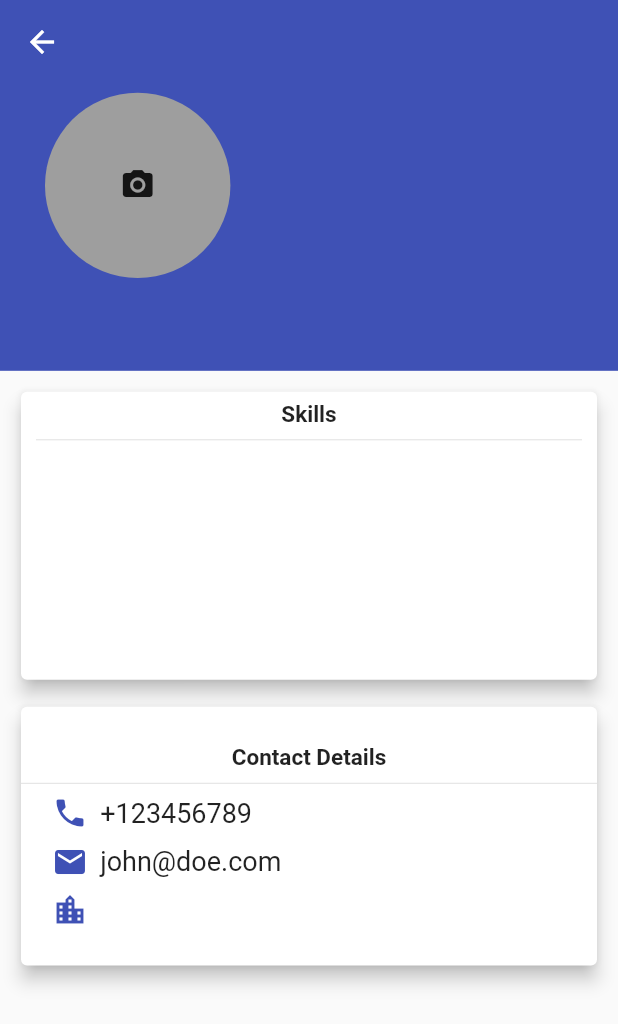
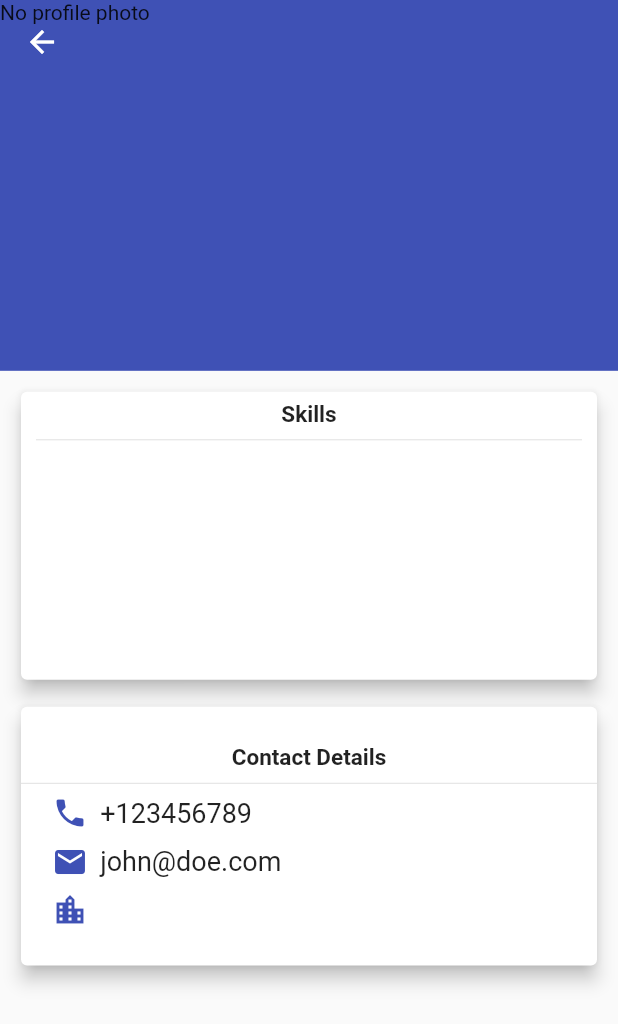
Before and after one commit to SmilingFarood/shareskill, a Flutter app: the SingleUserProfile screen opened directly with empty values, on a phone screen of 412 x 824 dp. Shown: the top 1024 px of the screen. Run offline on Flutter 3.47's test engine with Material 2 defaults, Android fonts, the phone set to English and light mode, and no system bars; our stand-ins replace image_picker.

Commit message:
adding user

```diff
--- a/lib/models/profile.dart
+++ b/lib/models/profile.dart
@@ -4,7 +4,8 @@ import 'package:flutter/foundation.dart';
 
 class Profile {
   final String id;
-  final String name;
+  final String firstName;
+  final String lastName;
   final File photo;
   final List<String> category;
 
@@ -12,7 +13,8 @@ class Profile {
 
   Profile({
     @required this.id,
-    @required this.name,
+    @required this.firstName,
+    @required this.lastName,
     @required this.photo,
     @required this.category,
     @required this.address,
--- a/lib/providers/user_profile.dart
+++ b/lib/providers/user_profile.dart
@@ -5,34 +5,38 @@ import 'package:shareskill/models/profile.dart';
 
 class UserProfile with ChangeNotifier {
   List<Profile> _profiles = [
-    Profile(
-      id: 'Asa123',
-      name: 'Asa',
-      photo: null,
-      category: ['Singing', 'Dancing', 'Playing', 'Shouting', 'Writing'],
-      address: 'Futa South Gate',
-    ),
-    Profile(
-      id: 'MichaelJackson123',
-      name: 'Michael Jackson',
-      photo: null,
-      category: ['Writing', 'Playing'],
-      address: 'Apatapiti',
-    ),
-    Profile(
-      id: 'Nairamarley123',
-      name: 'NairaMarley',
-      photo: null,
-      category: ['Singing', 'Playing'],
-      address: 'Obanla',
-    ),
-    Profile(
-      id: 'brymo123',
-      name: 'Brymo',
-      photo: null,
-      category: ['Writing', 'Dancing'],
-      address: 'Inside Town',
-    ),
+    // Profile(
+    //   id: 'Asa123',
+    //   firstName: 'Asa',
+    //   lastName: 'Musicals',
+    //   photo: null,
+    //   category: ['Singing', 'Dancing', 'Playing', 'Shouting', 'Writing'],
+    //   address: 'Futa South Gate',
+    // ),
+    // Profile(
+    //   id: 'MichaelJackson123',
+    //   firstName: 'Michael',
+    //   lastName: 'Jackson',
+    //   photo: null,
+    //   category: ['Writing', 'Playing'],
+    //   address: 'Apatapiti',
+    // ),
+    // Profile(
+    //   id: 'Nairamarley123',
+    //   firstName: 'NairaMarley',
+    //   lastName: 'comeForward',
+    //   photo: null,
+    //   category: ['Singing', 'Playing'],
+    //   address: 'Obanla',
+    // ),
+    // Profile(
+    //   id: 'brymo123',
+    //   firstName: 'Brymo',
+    //   lastName: 'Art of music',
+    //   photo: null,
+    //   category: ['Writing', 'Dancing'],
+    //   address: 'Inside Town',
+    // ),
   ];
 
   List<Profile> get profiles {
@@ -45,10 +49,17 @@ class UserProfile with ChangeNotifier {
     return profileWithThisSkills.toList();
   }
 
-  void addProfile({String name, File photo, List category, String address}) {
+  void addProfile({
+    @required String firstName,
+    @required String lastName,
+    File photo,
+    @required List category,
+    @required String address,
+  }) {
     final newProfile = Profile(
       id: DateTime.now().toString(),
-      name: name,
+      firstName: firstName,
+      lastName: lastName,
       photo: photo,
       category: category,
       address: address,
--- a/lib/screens/all_profiles.dart
+++ b/lib/screens/all_profiles.dart
@@ -23,7 +23,7 @@ class _AllProfilesState extends State<AllProfiles> {
           itemCount: loadedProfiles.length,
           itemBuilder: (ctx, i) => ProfileList(
             id: loadedProfiles[i].id,
-            name: loadedProfiles[i].name,
+            name: loadedProfiles[i].firstName,
             category: loadedProfiles[i].category,
           ),
         ));
--- a/lib/screens/auth/name_input_screen.dart
+++ b/lib/screens/auth/name_input_screen.dart
@@ -69,7 +69,7 @@ class _NameInputFieldsState extends State<NameInputFields> {
 
   @override
   Widget build(BuildContext context) {
-    final mdData = MediaQuery.of(context).size;
+    // final mdData = MediaQuery.of(context).size;
     print('This is printed in the name input screen');
     print(widget.incomingData);
 
@@ -77,7 +77,7 @@ class _NameInputFieldsState extends State<NameInputFields> {
       child: Card(
         elevation: 20,
         child: Container(
-          height: mdData.height * 0.63,
+          height: 400,
           width: 300,
           padding: EdgeInsets.all(20),
           child: SingleChildScrollView(
@@ -129,7 +129,7 @@ class _NameInputFieldsState extends State<NameInputFields> {
                   ),
                   TextFormField(
                     decoration: InputDecoration(labelText: 'Address'),
-                    keyboardType: TextInputType.phone,
+                    keyboardType: TextInputType.text,
                     onSaved: (value) {
                       _contactDetails['address'] = value;
                     },
--- a/lib/screens/profile_list_screen.dart
+++ b/lib/screens/profile_list_screen.dart
@@ -43,7 +43,7 @@ class _ProfileListScreenState extends State<ProfileListScreen> {
           itemCount: loadedProfiles.length,
           itemBuilder: (ctx, i) => ProfileList(
             id: loadedProfiles[i].id,
-            name: loadedProfiles[i].name,
+            name: loadedProfiles[i].firstName,
             category: loadedProfiles[i].category,
           ),
         )
--- a/lib/screens/single_user_profile_screen.dart
+++ b/lib/screens/single_user_profile_screen.dart
@@ -14,12 +14,13 @@ class SingleUserProfileScreen extends StatelessWidget {
     final receivedId = routeArgs['profileId'];
 
     final singleLoadedProfile =
-        Provider.of<UserProfile>(context).singleProfile(receivedId: receivedId);
+        Provider.of<UserProfile>(context, listen: false).singleProfile(receivedId: receivedId);
 
     return SingleUserProfile(
-      name: singleLoadedProfile.name,
+      firstName: singleLoadedProfile.firstName,
       address: singleLoadedProfile.address,
       category: singleLoadedProfile.category,
+      photo: singleLoadedProfile.photo,
     );
   }
 }
--- a/lib/widgets/profile_list.dart
+++ b/lib/widgets/profile_list.dart
@@ -1,3 +1,5 @@
+import 'dart:io';
+
 import 'package:flutter/material.dart';
 import 'package:shareskill/screens/single_user_profile_screen.dart';
 
@@ -5,11 +7,13 @@ class ProfileList extends StatelessWidget {
   final String name;
   final List<String> category;
   final String id;
+  final File photo;
 
   ProfileList({
     @required this.name,
     @required this.category,
     @required this.id,
+    this.photo,
   });
   @override
   Widget build(BuildContext context) {
--- a/lib/widgets/single_user_profile.dart
+++ b/lib/widgets/single_user_profile.dart
@@ -1,14 +1,18 @@
+import 'dart:io';
+
 import 'package:flutter/material.dart';
 
 class SingleUserProfile extends StatelessWidget {
-  final String name;
+  final String firstName;
   final String address;
   final List<String> category;
+  final File photo;
 
   SingleUserProfile({
-    @required this.name,
+    @required this.firstName,
     @required this.address,
     @required this.category,
+    this.photo,
   });
 
   @override
@@ -19,22 +23,17 @@ class SingleUserProfile extends StatelessWidget {
       body: CustomScrollView(
         slivers: <Widget>[
           SliverAppBar(
+            pinned: true,
             expandedHeight: MediaQuery.of(context).size.height * 0.3,
             flexibleSpace: FlexibleSpaceBar(
-              title: Text(name),
-              background: Row(
-                children: <Widget>[
-                  Container(
-                    margin: EdgeInsets.only(left: 30),
-                    width: queryData.size.width * 0.3,
-                    height: queryData.size.height * 0.15,
-                    decoration: BoxDecoration(
-                      color: Colors.grey,
-                      borderRadius: BorderRadius.circular(100),
-                    ),
-                    child: Icon(Icons.camera_alt),
-                  ),
-                ],
+              title: Text(firstName),
+              background: Container(
+                child: photo == null
+                    ? Text('No profile photo')
+                    : Image.file(
+                        photo,
+                        fit: BoxFit.cover,
+                      ),
               ),
             ),
           ),
@@ -48,7 +47,6 @@ class SingleUserProfile extends StatelessWidget {
                   child: Card(
                     elevation: 5,
                     child: Container(
-
                       height: 180,
                       width: double.infinity,
                       margin: const EdgeInsets.symmetric(
```
Also changed, not shown: lib/screens/auth/category_input_screen.dart (+27 -7 lines), lib/screens/auth/concluding_auth_screen.dart (+73 -16 lines), lib/screens/auth/profile_photo_screen.dart (+11 -10 lines).
